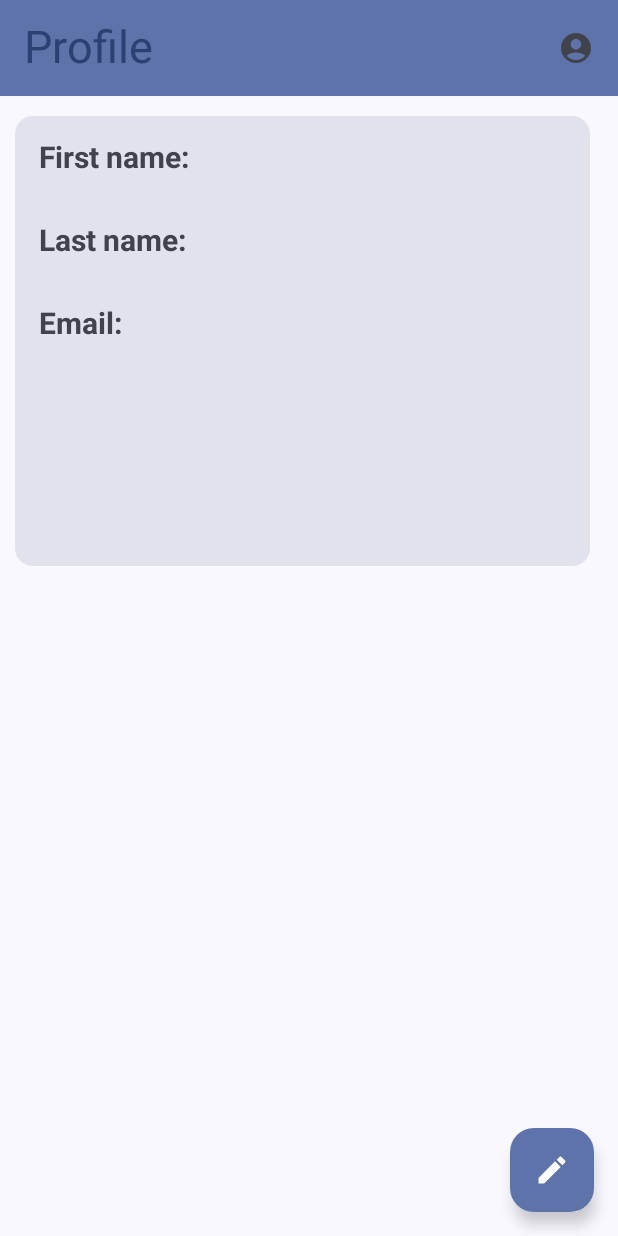
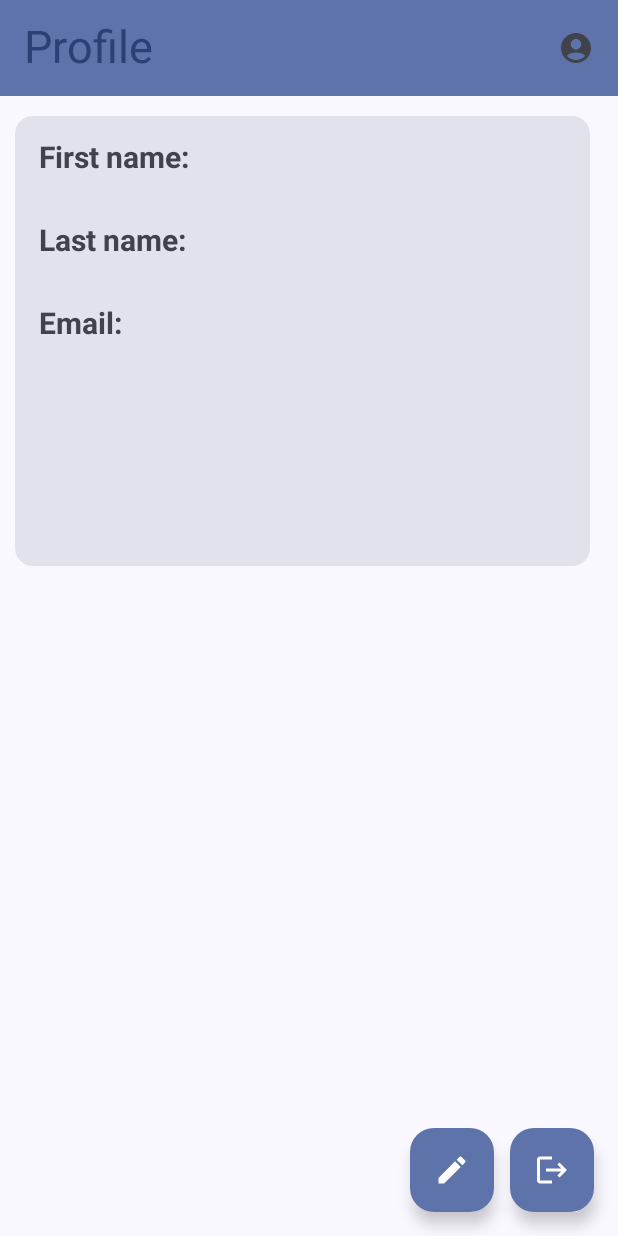
Before and after one commit to ThanasisGeorg/e-ThessBike, an Android app built with Jetpack Compose: the Profile screen opened through its navigation route, on a phone screen of 412 x 824 dp. Run offline under Robolectric (Android 15) with nearby library versions, the phone set to English and light mode, and no system bars.

Commit message:
check some things

```diff
--- a/app/src/main/java/com/thanasis/e_thessbike/EThessBikeApp.kt
+++ b/app/src/main/java/com/thanasis/e_thessbike/EThessBikeApp.kt
@@ -1,5 +1,6 @@
 package com.thanasis.e_thessbike
 
+import androidx.activity.compose.BackHandler
 import androidx.annotation.StyleRes
 import androidx.compose.material3.MaterialTheme
 import androidx.compose.material3.Surface
@@ -26,9 +27,11 @@ fun MainApp() {
     Surface(color = MaterialTheme.colorScheme.background) {
         NavHost(navController = navController, startDestination = EThessBikeApp.Register.name) {
             composable(EThessBikeApp.Register.name) {
+                BackHandler(true) {}
                 RegisterScreen(navController)
             }
             composable(EThessBikeApp.Login.name) {
+                BackHandler(true) {}
                 LoginScreen(navController)
             }
             composable(EThessBikeApp.Home.name) {
--- a/app/src/main/java/com/thanasis/e_thessbike/ui/components/FloatingActionButton.kt
+++ b/app/src/main/java/com/thanasis/e_thessbike/ui/components/FloatingActionButtons.kt
@@ -1,11 +1,14 @@
 package com.thanasis.e_thessbike.ui.components
 
 import androidx.compose.material.icons.Icons
+import androidx.compose.material.icons.automirrored.filled.Logout
 import androidx.compose.material.icons.filled.Edit
 import androidx.compose.material3.FloatingActionButton
 import androidx.compose.material3.Icon
 import androidx.compose.runtime.Composable
 import androidx.compose.ui.tooling.preview.Preview
+import androidx.navigation.NavHostController
+import com.thanasis.e_thessbike.EThessBikeApp
 
 @Composable
 fun EditButton() {
@@ -16,6 +19,15 @@ fun EditButton() {
     }
 }
 
+@Composable
+fun LogoutButton(navController: NavHostController) {
+    FloatingActionButton(
+        onClick = { navController.navigate(EThessBikeApp.Login.name) },
+    ) {
+        Icon(Icons.AutoMirrored.Filled.Logout, "Floating action button.")
+    }
+}
+
 @Preview
 @Composable
 fun EditButtonPreview() {
--- a/app/src/main/java/com/thanasis/e_thessbike/ui/screens/Profile.kt
+++ b/app/src/main/java/com/thanasis/e_thessbike/ui/screens/Profile.kt
@@ -2,6 +2,8 @@ package com.thanasis.e_thessbike.ui.screens
 
 import android.annotation.SuppressLint
 import androidx.compose.foundation.layout.Column
+import androidx.compose.foundation.layout.Row
+import androidx.compose.foundation.layout.Spacer
 import androidx.compose.foundation.layout.fillMaxSize
 import androidx.compose.foundation.layout.padding
 import androidx.compose.material3.Scaffold
@@ -12,6 +14,7 @@ import androidx.compose.ui.unit.dp
 import androidx.navigation.NavHostController
 import androidx.navigation.compose.rememberNavController
 import com.thanasis.e_thessbike.ui.components.EditButton
+import com.thanasis.e_thessbike.ui.components.LogoutButton
 import com.thanasis.e_thessbike.ui.components.ProfileCard
 import com.thanasis.e_thessbike.ui.components.TopBar
 
@@ -23,8 +26,12 @@ fun ProfileInit(navController: NavHostController, value: String) {
             TopBar(navController, title = value)
         },
         floatingActionButton = {
-            EditButton()
-        }
+            Row {
+                EditButton()
+                Spacer(modifier = Modifier.padding(5.dp, 0.dp))
+                LogoutButton(navController)
+            }
+        },
     ) {
         Column(
             Modifier
```
